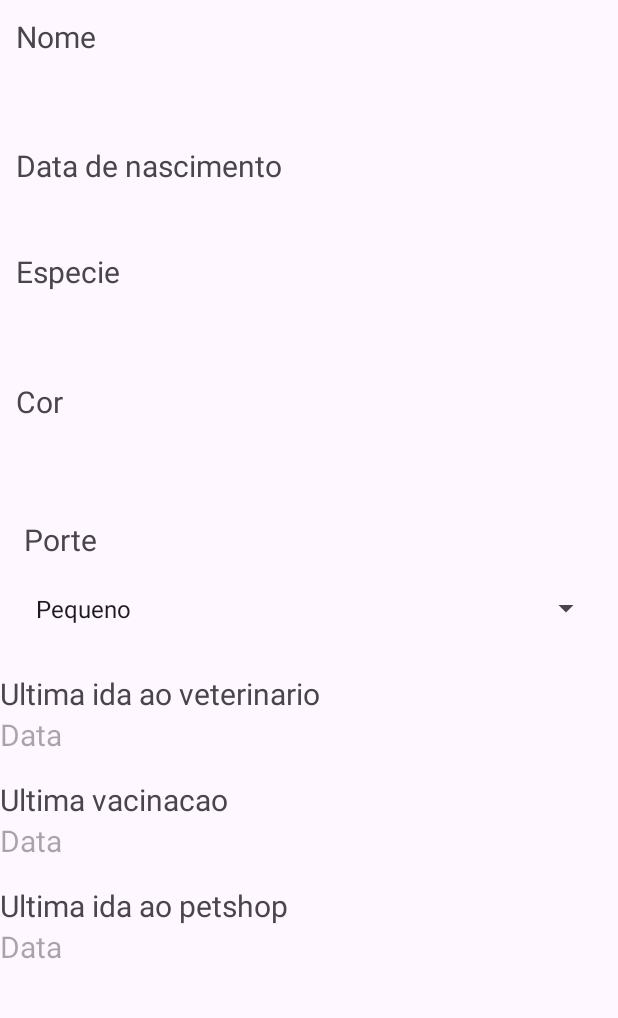
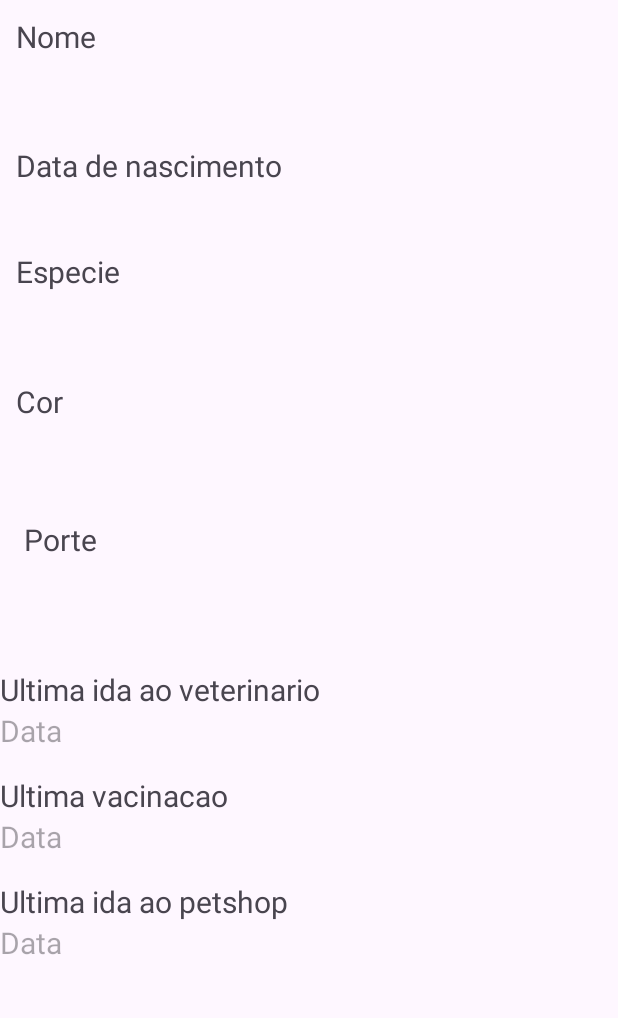
Before and after one commit to gabrieleksilva/PetLife, an Android app: the screen it shows after launch (MainActivity), on a phone screen of 412 x 824 dp, the part 96-1114 px from its top. Run offline under Robolectric (Android 15) with nearby library versions, the phone set to English and light mode, and no system bars.

Commit message:
fazendo a ligação do envio dos dados do porte animal e a especie. Da DadosPetActivity para a MainActivity

```diff
--- a/app/src/main/java/br/edu/scl/ifsp/ads/pdm/petlife/MainActivity.kt
+++ b/app/src/main/java/br/edu/scl/ifsp/ads/pdm/petlife/MainActivity.kt
@@ -124,10 +124,14 @@ class MainActivity : AppCompatActivity() {
         amb.nomeTv.text = pet.nome
         amb.dataTv.text = pet.dtNasc
         amb.corTv.text = pet.cor
+        amb.especieTv.text = pet.tipo
+        amb.porteSp.text = pet.porte
 
         petNovo.nome = pet.nome
         petNovo.dtNasc = pet.dtNasc
         petNovo.cor = pet.cor
+        petNovo.tipo = pet.tipo
+        petNovo.porte = pet.porte
 
     }
 
--- a/app/src/main/res/layout/activity_main.xml
+++ b/app/src/main/res/layout/activity_main.xml
@@ -72,7 +72,7 @@
         app:layout_constraintRight_toRightOf="parent"/>
 
     <TextView
-        android:id="@+id/especieRg"
+        android:id="@+id/especieTv"
         android:layout_width="match_parent"
         android:layout_height="wrap_content"
         android:orientation="vertical"
@@ -108,7 +108,7 @@
             app:layout_constraintRight_toRightOf="parent"
             app:layout_constraintTop_toBottomOf="@id/corTv" />
 
-        <Spinner
+        <TextView
             android:id="@+id/porteSp"
             android:layout_width="match_parent"
             android:layout_height="wrap_content"
@@ -130,7 +130,7 @@
         android:layout_margin="5dp"
         app:layout_constraintLeft_toLeftOf="parent"
         app:layout_constraintRight_toRightOf="parent"
-        app:layout_constraintTop_toBottomOf="@id/especieRg" />
+        app:layout_constraintTop_toBottomOf="@id/especieTv" />
 
     <TextView
         android:id="@+id/corTv"
```
Also changed, not shown: app/src/main/java/br/edu/scl/ifsp/ads/pdm/petlife/DadosPetActivity.kt (+29 -3 lines).
